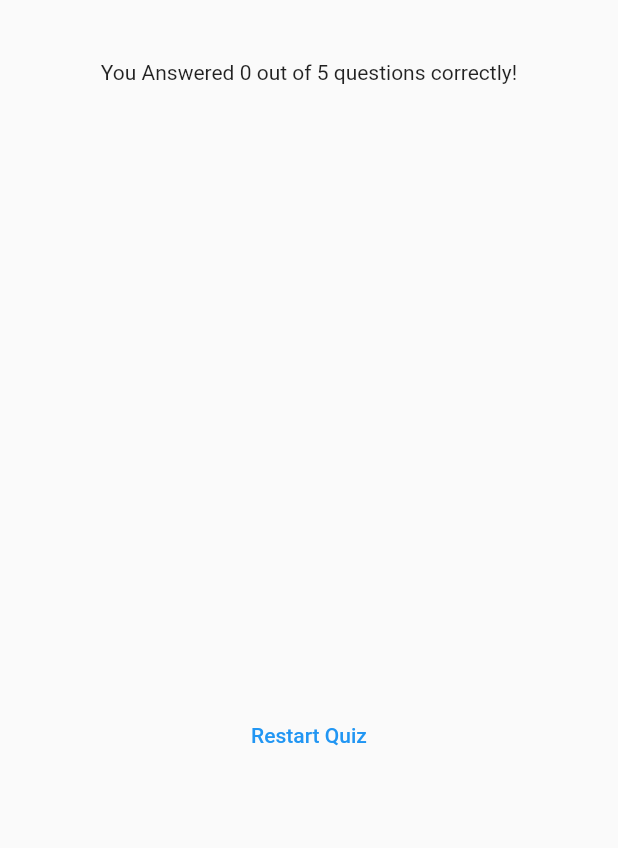
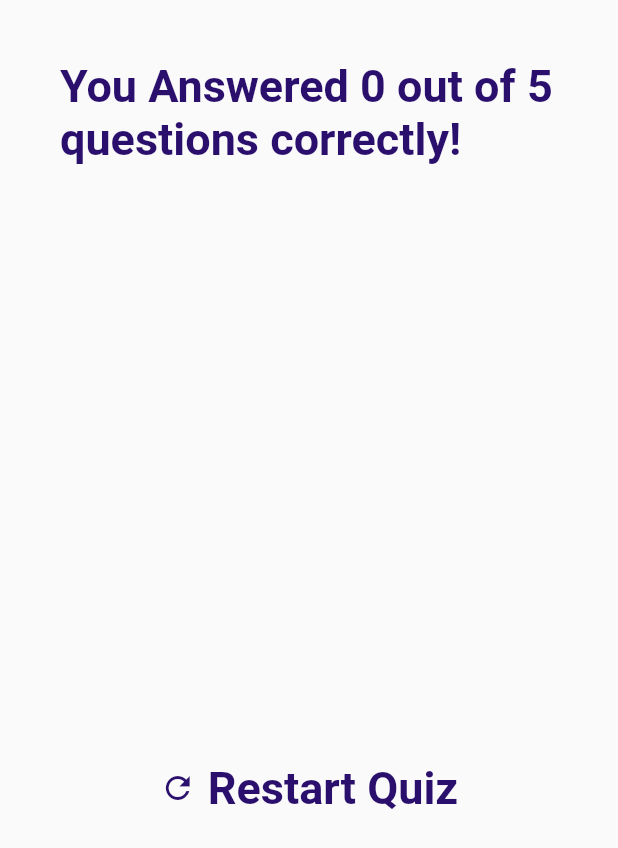
Before and after one commit to rasikasrimal/QuizApp, a Flutter app: the ResultsScreen widget shown alone on an empty page, opened directly with empty values, on a phone screen of 412 x 824 dp. Shown: the top 848 px of the screen. Run offline on Flutter 3.47's test engine with Material 2 defaults, Android fonts, the phone set to English and light mode, and no system bars.

```diff
--- a/lib/results_screen.dart
+++ b/lib/results_screen.dart
@@ -1,14 +1,17 @@
 import 'package:flutter/material.dart';
 import 'package:flutter_application_1/data/questions.dart';
 import 'package:flutter_application_1/questions_summary.dart';
+import 'constants/app_colors.dart';
 
 class ResultsScreen extends StatelessWidget {
   const ResultsScreen({
-    super.key,
+    Key? key,
     required this.chosenAnswers,
-  });
+    required this.restartQuiz,
+  }) : super(key: key);
 
   final List<String> chosenAnswers;
+  final VoidCallback restartQuiz;
 
   List<Map<String, Object>> get summaryData {
     final List<Map<String, Object>> summary = [];
@@ -16,9 +19,8 @@ class ResultsScreen extends StatelessWidget {
     for (var i = 0; i < chosenAnswers.length; i++) {
       summary.add(
         {
-          'question_index': i, // 'question_index': 'Question ${i + 1}
+          'question_index': i,
           'question': questions[i].text,
-          //'answer': chosenAnswers[i],
           'correct_answer': questions[i].answers[0],
           'user_answer': chosenAnswers[i]
         },
@@ -41,16 +43,31 @@ class ResultsScreen extends StatelessWidget {
         child: Column(
           children: [
             Text(
-                "You Answered $numCorrectQuestions out of $numTotalQuestions questions correctly!"),
-            const SizedBox(height: 30),
+              "You Answered $numCorrectQuestions out of $numTotalQuestions questions correctly!",
+              style: const TextStyle(
+                fontSize: 30,
+                fontWeight: FontWeight.bold,
+                color: AppColors.primaryColor,
+              ),
+            ),
+            const SizedBox(height: 10),
             QuestionsSummary(summaryData),
             const SizedBox(height: 30),
-            TextButton(
-              onPressed: () {
-                //
-              },
-              child: const Text('Restart Quiz'),
-            )
+            TextButton.icon(
+              onPressed: restartQuiz,
+              style: TextButton.styleFrom(
+                foregroundColor: AppColors.primaryColor,
+              ),
+              icon: const Icon(Icons.refresh),
+              label: const Text(
+                'Restart Quiz',
+                style: TextStyle(
+                  fontSize: 30,
+                  fontWeight: FontWeight.bold,
+                  color: AppColors.primaryColor,
+                ),
+              ),
+            ),
           ],
         ),
       ),
```
